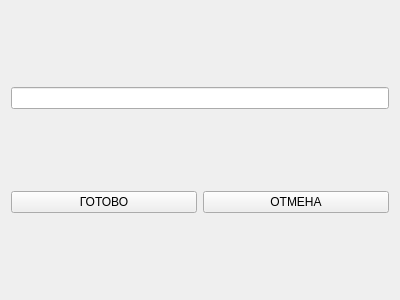
Above: TotpAuthy/secretkeyform.ui from alexshapran-as/TotpAuthy before the change. Below: the same form after it.
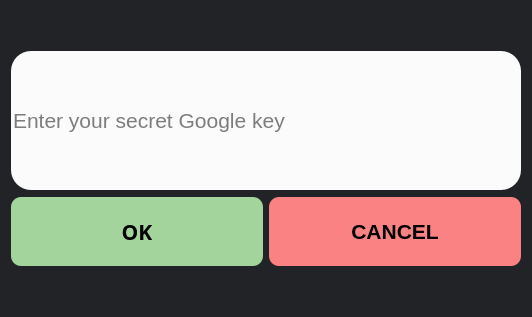
That is the form after the change.

```diff
--- a/TotpAuthy/secretkeyform.ui
+++ b/TotpAuthy/secretkeyform.ui
@@ -6,30 +6,329 @@
    <rect>
     <x>0</x>
     <y>0</y>
-    <width>400</width>
-    <height>300</height>
+    <width>532</width>
+    <height>317</height>
    </rect>
   </property>
   <property name="windowTitle">
    <string>Form</string>
   </property>
+  <property name="styleSheet">
+   <string notr="true">QWidget#SecretKeyForm
+{
+    min-height: 100vh;
+    padding: 0;
+    margin: 0;
+	background-color: rgb(33, 35, 38);
+}</string>
+  </property>
   <layout class="QGridLayout" name="gridLayout">
-   <item row="1" column="0">
+   <item row="1" column="0" colspan="2">
+    <widget class="QLineEdit" name="secretKeyLineEdit">
+     <property name="sizePolicy">
+      <sizepolicy hsizetype="Preferred" vsizetype="Preferred">
+       <horstretch>0</horstretch>
+       <verstretch>8</verstretch>
+      </sizepolicy>
+     </property>
+     <property name="font">
+      <font>
+       <family>Nirmala UI</family>
+       <pointsize>16</pointsize>
+      </font>
+     </property>
+     <property name="styleSheet">
+      <string notr="true">QLineEdit#secretKeyLineEdit
+{
+border-radius:20px; 
+border: 3px;
+background-color: rgba(255, 255, 255, 250);
+}</string>
+     </property>
+     <property name="placeholderText">
+      <string>Enter your secret Google key</string>
+     </property>
+    </widget>
+   </item>
+   <item row="3" column="0">
     <widget class="QPushButton" name="pushButton">
+     <property name="sizePolicy">
+      <sizepolicy hsizetype="Preferred" vsizetype="Preferred">
+       <horstretch>0</horstretch>
+       <verstretch>4</verstretch>
+      </sizepolicy>
+     </property>
+     <property name="palette">
+      <palette>
+       <active>
+        <colorrole role="Button">
+         <brush brushstyle="SolidPattern">
+          <color alpha="255">
+           <red>163</red>
+           <green>212</green>
+           <blue>156</blue>
+          </color>
+         </brush>
+        </colorrole>
+        <colorrole role="Base">
+         <brush brushstyle="SolidPattern">
+          <color alpha="255">
+           <red>163</red>
+           <green>212</green>
+           <blue>156</blue>
+          </color>
+         </brush>
+        </colorrole>
+        <colorrole role="Window">
+         <brush brushstyle="SolidPattern">
+          <color alpha="255">
+           <red>163</red>
+           <green>212</green>
+           <blue>156</blue>
+          </color>
+         </brush>
+        </colorrole>
+       </active>
+       <inactive>
+        <colorrole role="Button">
+         <brush brushstyle="SolidPattern">
+          <color alpha="255">
+           <red>163</red>
+           <green>212</green>
+           <blue>156</blue>
+          </color>
+         </brush>
+        </colorrole>
+        <colorrole role="Base">
+         <brush brushstyle="SolidPattern">
+          <color alpha="255">
+           <red>163</red>
+           <green>212</green>
+           <blue>156</blue>
+          </color>
+         </brush>
+        </colorrole>
+        <colorrole role="Window">
+         <brush brushstyle="SolidPattern">
+          <color alpha="255">
+           <red>163</red>
+           <green>212</green>
+           <blue>156</blue>
+          </color>
+         </brush>
+        </colorrole>
+       </inactive>
+       <disabled>
+        <colorrole role="Button">
+         <brush brushstyle="SolidPattern">
+          <color alpha="255">
+           <red>163</red>
+           <green>212</green>
+           <blue>156</blue>
+          </color>
+         </brush>
+        </colorrole>
+        <colorrole role="Base">
+         <brush brushstyle="SolidPattern">
+          <color alpha="255">
+           <red>163</red>
+           <green>212</green>
+           <blue>156</blue>
+          </color>
+         </brush>
+        </colorrole>
+        <colorrole role="Window">
+         <brush brushstyle="SolidPattern">
+          <color alpha="255">
+           <red>163</red>
+           <green>212</green>
+           <blue>156</blue>
+          </color>
+         </brush>
+        </colorrole>
+       </disabled>
+      </palette>
+     </property>
+     <property name="font">
+      <font>
+       <family>Nirmala UI Semilight</family>
+       <pointsize>16</pointsize>
+       <weight>75</weight>
+       <bold>true</bold>
+      </font>
+     </property>
+     <property name="styleSheet">
+      <string notr="true">QPushButton#pushButton
+{
+background-color: rgb(163, 212, 156);
+button-text-color: rgb(0, 0, 0);
+border-radius:10px; 
+border: 0px;
+}</string>
+     </property>
      <property name="text">
-      <string>ГОТОВО</string>
+      <string>OK</string>
      </property>
     </widget>
    </item>
-   <item row="1" column="1">
+   <item row="4" column="0" colspan="2">
+    <spacer name="verticalSpacer_3">
+     <property name="orientation">
+      <enum>Qt::Vertical</enum>
+     </property>
+     <property name="sizeHint" stdset="0">
+      <size>
+       <width>20</width>
+       <height>40</height>
+      </size>
+     </property>
+    </spacer>
+   </item>
+   <item row="3" column="1">
     <widget class="QPushButton" name="pushButton_2">
+     <property name="sizePolicy">
+      <sizepolicy hsizetype="Preferred" vsizetype="Preferred">
+       <horstretch>0</horstretch>
+       <verstretch>4</verstretch>
+      </sizepolicy>
+     </property>
+     <property name="palette">
+      <palette>
+       <active>
+        <colorrole role="Button">
+         <brush brushstyle="SolidPattern">
+          <color alpha="255">
+           <red>250</red>
+           <green>130</green>
+           <blue>130</blue>
+          </color>
+         </brush>
+        </colorrole>
+        <colorrole role="Base">
+         <brush brushstyle="SolidPattern">
+          <color alpha="255">
+           <red>250</red>
+           <green>130</green>
+           <blue>130</blue>
+          </color>
+         </brush>
+        </colorrole>
+        <colorrole role="Window">
+         <brush brushstyle="SolidPattern">
+          <color alpha="255">
+           <red>250</red>
+           <green>130</green>
+           <blue>130</blue>
+          </color>
+         </brush>
+        </colorrole>
+       </active>
+       <inactive>
+        <colorrole role="Button">
+         <brush brushstyle="SolidPattern">
+          <color alpha="255">
+           <red>250</red>
+           <green>130</green>
+           <blue>130</blue>
+          </color>
+         </brush>
+        </colorrole>
+        <colorrole role="Base">
+         <brush brushstyle="SolidPattern">
+          <color alpha="255">
+           <red>250</red>
+           <green>130</green>
+           <blue>130</blue>
+          </color>
+         </brush>
+        </colorrole>
+        <colorrole role="Window">
+         <brush brushstyle="SolidPattern">
+          <color alpha="255">
+           <red>250</red>
+           <green>130</green>
+           <blue>130</blue>
+          </color>
+         </brush>
+        </colorrole>
+       </inactive>
+       <disabled>
+        <colorrole role="Button">
+         <brush brushstyle="SolidPattern">
+          <color alpha="255">
+           <red>250</red>
+           <green>130</green>
+           <blue>130</blue>
+          </color>
+         </brush>
+        </colorrole>
+        <colorrole role="Base">
+         <brush brushstyle="SolidPattern">
+          <color alpha="255">
+           <red>250</red>
+           <green>130</green>
+           <blue>130</blue>
+          </color>
+         </brush>
+        </colorrole>
+        <colorrole role="Window">
+         <brush brushstyle="SolidPattern">
+          <color alpha="255">
+           <red>250</red>
+           <green>130</green>
+           <blue>130</blue>
+          </color>
+         </brush>
+        </colorrole>
+       </disabled>
+      </palette>
+     </property>
+     <property name="font">
+      <font>
+       <family>Nirmala UI</family>
+       <pointsize>16</pointsize>
+       <weight>75</weight>
+       <bold>true</bold>
+      </font>
+     </property>
+     <property name="styleSheet">
+      <string notr="true">QPushButton#pushButton_2
+{
+background-color: rgb(250, 130, 130);
+border-radius:10px; 
+border: 0px;
+}</string>
+     </property>
      <property name="text">
-      <string>ОТМЕНА</string>
+      <string>CANCEL</string>
      </property>
     </widget>
    </item>
    <item row="0" column="0" colspan="2">
-    <widget class="QLineEdit" name="secretKeyLineEdit"/>
+    <spacer name="verticalSpacer">
+     <property name="orientation">
+      <enum>Qt::Vertical</enum>
+     </property>
+     <property name="sizeHint" stdset="0">
+      <size>
+       <width>20</width>
+       <height>40</height>
+      </size>
+     </property>
+    </spacer>
+   </item>
+   <item row="2" column="0" colspan="2">
+    <spacer name="verticalSpacer_2">
+     <property name="orientation">
+      <enum>Qt::Vertical</enum>
+     </property>
+     <property name="sizeHint" stdset="0">
+      <size>
+       <width>20</width>
+       <height>1</height>
+      </size>
+     </property>
+    </spacer>
    </item>
   </layout>
  </widget>
```
